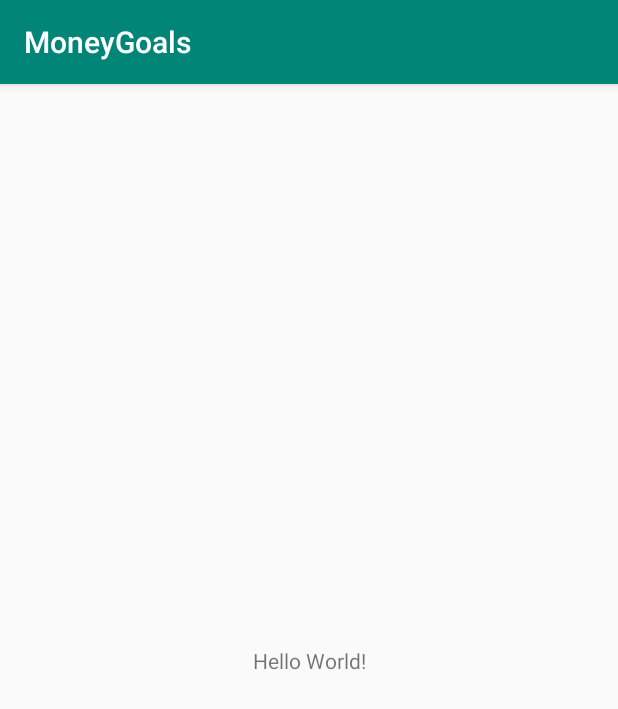
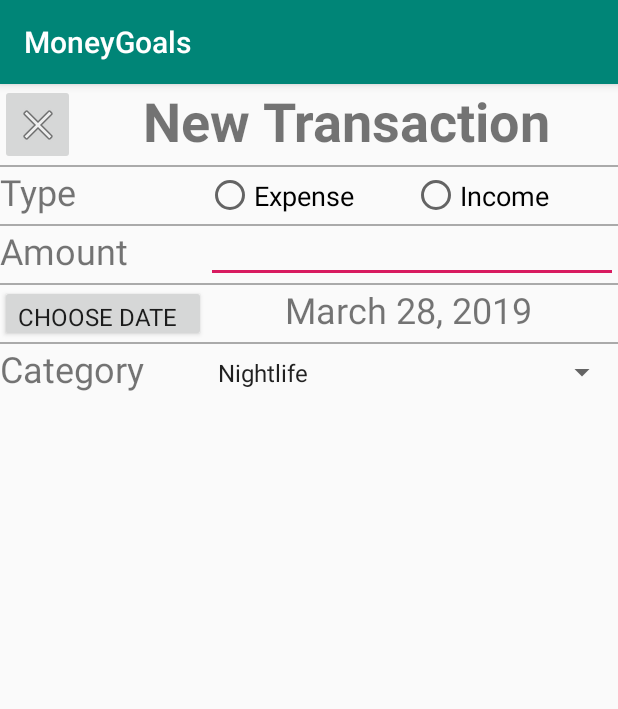
Before and after one commit to bedefrunner/COMP3330-project, an Android app: the screen it shows after launch (MainActivity before the commit, NewTransaction after it), on a phone screen of 412 x 824 dp. Shown: the top 709 px of the screen. Run offline under Robolectric (Android 15) with nearby library versions, the phone set to English and light mode, and no system bars.

Commit message:
trying to merge

```diff
--- a/app/src/main/AndroidManifest.xml
+++ b/app/src/main/AndroidManifest.xml
@@ -9,13 +9,15 @@
         android:roundIcon="@mipmap/ic_launcher_round"
         android:supportsRtl="true"
         android:theme="@style/AppTheme">
-        <activity android:name=".MainActivity">
+        <activity android:name=".NewTransaction">
             <intent-filter>
                 <action android:name="android.intent.action.MAIN" />
 
                 <category android:name="android.intent.category.LAUNCHER" />
             </intent-filter>
         </activity>
+
+
     </application>
 
 </manifest>
--- a/app/src/main/java/com/example/moneygoals/NewTransaction.java
+++ b/app/src/main/java/com/example/moneygoals/NewTransaction.java
@@ -1,4 +1,96 @@
 package com.example.moneygoals;
 
-public class NewTransaction {
+import android.app.DatePickerDialog;
+import android.app.Dialog;
+import android.view.View;
+import android.widget.*;
+import androidx.appcompat.app.AppCompatActivity;
+
+import android.os.Bundle;
+
+import java.text.DateFormatSymbols;
+import java.text.SimpleDateFormat;
+import java.util.Calendar;
+import java.util.Locale;
+
+public class NewTransaction extends AppCompatActivity {
+
+    private int mYear;
+    private int mMonth;
+    private int mDay;
+
+    private TextView mDateDisplay;
+    private Button mPickDate;
+
+    static final int DATE_DIALOG_ID = 0;
+
+    @Override
+    protected void onCreate(Bundle savedInstanceState) {
+        super.onCreate(savedInstanceState);
+        setContentView(R.layout.new_transaction);
+
+        mDateDisplay = (TextView) findViewById(R.id.showMyDate);
+        mPickDate = (Button) findViewById(R.id.myDatePickerButton);
+
+        mPickDate.setOnClickListener(new View.OnClickListener() {
+            public void onClick(View v) {
+                showDialog(DATE_DIALOG_ID);
+            }
+        });
+
+        // get the current date
+        final Calendar c = Calendar.getInstance();
+        mYear = c.get(Calendar.YEAR);
+        mMonth = c.get(Calendar.MONTH);
+        mDay = c.get(Calendar.DAY_OF_MONTH);
+
+        // display the current date
+        updateDisplay();
+
+        Spinner spinner = (Spinner) findViewById(R.id.categoriesSpinner);
+        ArrayAdapter<CharSequence> adapter = ArrayAdapter.createFromResource(this, R.array.categories_array, android.R.layout.simple_spinner_item);
+        adapter.setDropDownViewResource(android.R.layout.simple_spinner_dropdown_item);
+        spinner.setAdapter(adapter);
+
+    }
+
+    private String getMonthForInt(int num) {
+        String month = "wrong";
+        DateFormatSymbols dfs = new DateFormatSymbols();
+        String[] months = dfs.getMonths();
+        if (num >= 0 && num <= 11 ) {
+            month = months[num];
+        }
+        return month;
+    }
+    private void updateDisplay() {
+        this.mDateDisplay.setText(
+                new StringBuilder()
+                        // Month is 0 based so add 1
+                        //.append(mMonth + 1).append("-")
+                        .append(getMonthForInt(mMonth)).append(" ")
+                        .append(mDay).append(", ")
+                        .append(mYear).append(" "));
+    }
+    private DatePickerDialog.OnDateSetListener mDateSetListener =
+            new DatePickerDialog.OnDateSetListener() {
+                public void onDateSet(DatePicker view, int year,
+                                      int monthOfYear, int dayOfMonth) {
+                    mYear = year;
+                    mMonth = monthOfYear;
+                    mDay = dayOfMonth;
+                    updateDisplay();
+                }
+            };
+    @Override
+    protected Dialog onCreateDialog(int id) {
+        switch (id) {
+            case DATE_DIALOG_ID:
+                return new DatePickerDialog(this,
+                        mDateSetListener,
+                        mYear, mMonth, mDay);
+        }
+        return null;
+    }
+
 }
--- a/app/src/main/res/layout/new_transaction.xml
+++ b/app/src/main/res/layout/new_transaction.xml
@@ -1,6 +1,115 @@
 <?xml version="1.0" encoding="utf-8"?>
-<LinearLayout xmlns:android="http://schemas.android.com/apk/res/android"
-    android:orientation="vertical" android:layout_width="match_parent"
-    android:layout_height="match_parent">
-
-</LinearLayout>
+<RelativeLayout xmlns:android="http://schemas.android.com/apk/res/android"
+                xmlns:app="http://schemas.android.com/apk/res-auto" xmlns:tools="http://schemas.android.com/tools"
+                android:layout_width="match_parent"
+                android:layout_height="match_parent">
+    <LinearLayout
+            android:orientation="vertical"
+            android:layout_width="match_parent"
+            android:layout_height="match_parent">
+        <LinearLayout
+                android:orientation="horizontal"
+                android:layout_width="match_parent"
+                android:layout_height="54dp">
+            <ImageButton
+                    android:layout_width="99dp"
+                    android:layout_height="match_parent" app:srcCompat="@android:drawable/ic_menu_close_clear_cancel"
+                    android:id="@+id/closeButton" android:layout_weight="1"/>
+            <TextView
+                    android:text="New Transaction"
+                    android:layout_width="match_parent"
+                    android:layout_height="match_parent" android:id="@+id/textView" android:layout_weight="1"
+                    android:textSize="36sp" android:textStyle="bold" android:textAlignment="center"/>
+        </LinearLayout>
+        <View
+                android:layout_width="match_parent"
+                android:layout_height="1dp"
+                android:background="@android:color/darker_gray"/>
+        <LinearLayout
+                android:orientation="horizontal"
+                android:layout_width="match_parent"
+                android:layout_height="38dp">
+            <TextView
+                    android:text="Type"
+                    android:layout_width="0px"
+                    android:layout_height="match_parent"
+                    android:id="@+id/textView2"
+                    android:layout_weight="1"
+                    android:textSize="24sp"
+                    android:textAlignment="textStart"/>
+            <RadioGroup
+                    android:layout_width="0px"
+                    android:layout_height="match_parent"
+                    android:layout_weight="2"
+                    android:orientation="horizontal">
+                <RadioButton
+                        android:text="Expense"
+                        android:layout_width="match_parent"
+                        android:layout_height="match_parent" android:id="@+id/expenseButton" android:layout_weight="1"
+                        android:textSize="18sp"/>
+                <RadioButton
+                        android:text="Income"
+                        android:layout_width="match_parent"
+                        android:layout_height="match_parent" android:id="@+id/incomeButton" android:layout_weight="1"
+                        android:textSize="18sp"/>
+            </RadioGroup>
+        </LinearLayout>
+        <View
+                android:layout_width="match_parent"
+                android:layout_height="1dp"
+                android:background="@android:color/darker_gray"/>
+        <LinearLayout
+                android:orientation="horizontal"
+                android:layout_width="match_parent"
+                android:layout_height="38dp">
+            <TextView
+                    android:text="Amount"
+                    android:layout_width="0px"
+                    android:layout_height="match_parent" android:id="@+id/textView4" android:layout_weight="1"
+                    android:textSize="24sp"/>
+            <EditText
+                    android:layout_width="0px"
+                    android:layout_height="match_parent"
+                    android:inputType="numberDecimal"
+                    android:ems="10"
+                    android:id="@+id/editText" android:layout_weight="2" android:textAlignment="center"/>
+        </LinearLayout>
+        <View
+                android:layout_width="match_parent"
+                android:layout_height="1dp"
+                android:background="@android:color/darker_gray"/>
+        <LinearLayout
+                android:orientation="horizontal"
+                android:layout_width="match_parent"
+                android:layout_height="38dp">
+            <Button
+                    android:text="Choose Date"
+                    android:layout_width="0px"
+                    android:layout_height="match_parent" android:id="@+id/myDatePickerButton"
+                    android:layout_weight="1" android:textSize="16sp" android:fontFamily="sans-serif"
+                    android:textAlignment="textStart"/>
+            <TextView
+                    android:layout_width="0px"
+                    android:id="@+id/showMyDate" android:layout_weight="2" android:layout_height="match_parent"
+                    android:textSize="24sp" android:textAlignment="center"/>
+        </LinearLayout>
+        <View
+                android:layout_width="match_parent"
+                android:layout_height="1dp"
+                android:background="@android:color/darker_gray"/>
+        <LinearLayout
+                android:orientation="horizontal"
+                android:layout_width="match_parent"
+                android:layout_height="38dp">
+            <TextView
+                    android:text="Category"
+                    android:layout_width="0px"
+                    android:layout_height="match_parent" android:id="@+id/textView5" android:layout_weight="1"
+                    android:textSize="24sp"/>
+            <Spinner
+                    android:layout_width="0dp"
+                    android:layout_height="match_parent" android:id="@+id/categoriesSpinner" android:layout_weight="2"
+                    android:gravity="center_vertical"/>
+        </LinearLayout>
+    </LinearLayout>
+</RelativeLayout>
```
